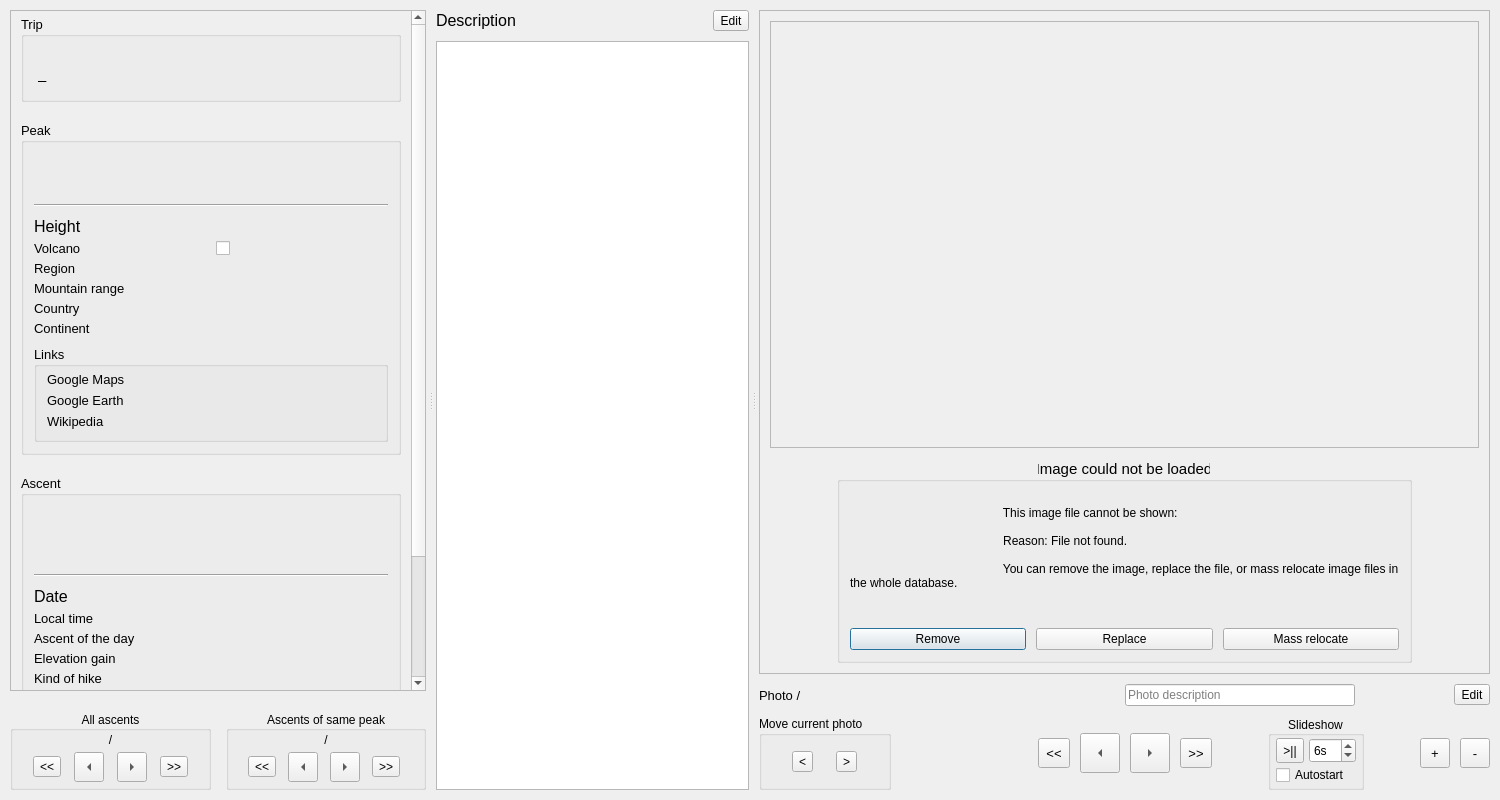
Above: src/ui/ascent_viewer.ui from svetter/pal before the change. Below: the same form after it.
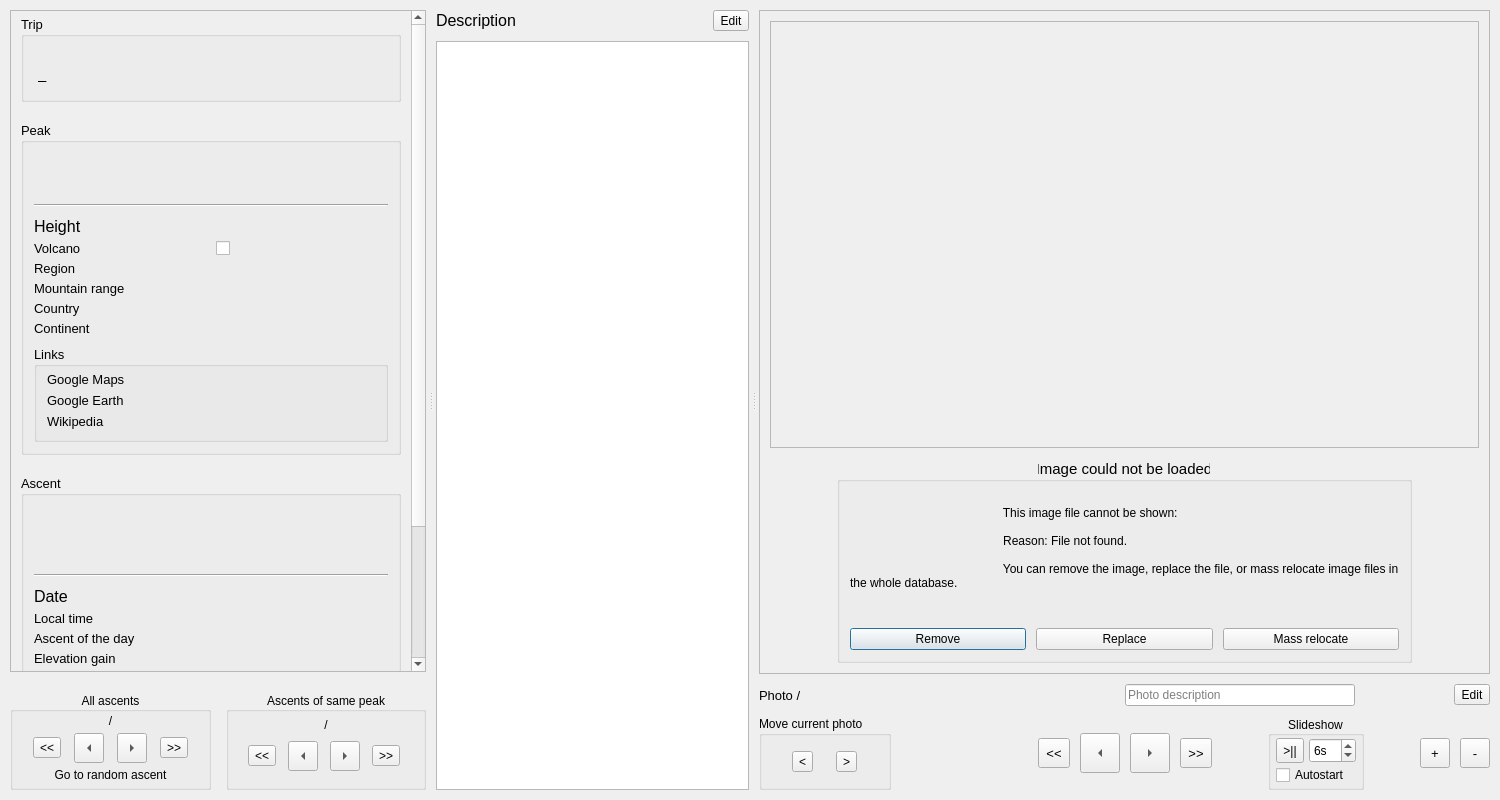
That is the form after the change. Custom widgets are drawn as their Qt base class.

Commit message:
Add link to go to random ascent in ascent viewer
Includes translation

```diff
--- a/src/ui/ascent_viewer.ui
+++ b/src/ui/ascent_viewer.ui
@@ -47,7 +47,7 @@
       <bool>false</bool>
      </property>
      <widget class="QWidget" name="leftOfLeftSplitterWidget">
-      <layout class="QVBoxLayout" name="infoAndNavigationLayout">
+      <layout class="QVBoxLayout" name="infoAndNavigationLayout" stretch="1,0">
        <property name="spacing">
         <number>20</number>
        </property>
@@ -923,6 +923,22 @@
               </item>
              </layout>
             </item>
+            <item>
+             <widget class="QLabel" name="goToRandomAscentLabel">
+              <property name="toolTip">
+               <string>You can also press R</string>
+              </property>
+              <property name="text">
+               <string>&lt;a href&gt;Go to random ascent&lt;/a&gt;</string>
+              </property>
+              <property name="alignment">
+               <set>Qt::AlignCenter</set>
+              </property>
+              <property name="textInteractionFlags">
+               <set>Qt::TextBrowserInteraction</set>
+              </property>
+             </widget>
+            </item>
            </layout>
           </widget>
          </item>
@@ -1049,6 +1065,13 @@
               </item>
              </layout>
             </item>
+            <item>
+             <spacer name="ascentsOfPeakSpacer">
+              <property name="orientation">
+               <enum>Qt::Vertical</enum>
+              </property>
+             </spacer>
+            </item>
            </layout>
           </widget>
          </item>
```
The commit also changes 3 other files.
